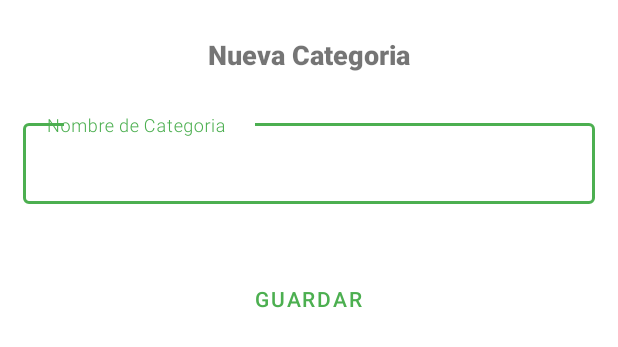
After one commit to Lexan92/APPTEA, an Android app: the layout activity_categoria_pictograma.xml on its own in the app's theme, with its tools: preview values and no code run, on a phone screen of 412 x 824 dp. The commit adds this screen. Shown: the top 347 px of the screen. Run offline under Robolectric (Android 15) with nearby library versions, the phone set to English and light mode, and no system bars.

Commit message:
Gestion Pictograma
Actualizacion de nueva categoria

```diff
--- a/app/src/main/AndroidManifest.xml
+++ b/app/src/main/AndroidManifest.xml
@@ -25,6 +25,9 @@
         <activity android:name=".ui.categoriahabilidadcotidiana.NuevaCategoriaDialog"
             android:theme="@android:style/Theme.Material.Light.Dialog.NoActionBar.MinWidth"
             />
+        <activity android:name=".ui.categoriapictograma.CategoriaNueva"
+            android:theme="@android:style/Theme.Material.Light.Dialog.NoActionBar.MinWidth"
+            />
 
     </application>
 
--- a/app/src/main/java/com/example/apptea/ui/categoriapictograma/CategoriaPictogramaAdapter.java
+++ b/app/src/main/java/com/example/apptea/ui/categoriapictograma/CategoriaPictogramaAdapter.java
@@ -54,7 +54,7 @@ public class CategoriaPictogramaAdapter extends RecyclerView.Adapter<CategoriaPi
             holder.categoriaItemView.setText(current.getCat_pictograma_nombre());
         } else {
             // Covers the case of data not being ready yet.
-            holder.categoriaItemView.setText("No existe ninguna categoria para habilidades cotidianas");
+            holder.categoriaItemView.setText("No existe ninguna categoria de pictogramas");
         }
     }
 
--- /dev/null
+++ b/app/src/main/res/layout/activity_categoria_pictograma.xml
@@ -0,0 +1,79 @@
+<?xml version="1.0" encoding="utf-8"?>
+<!--
+  ~ /*
+  ~ Nombre del Autor
+  ~ 18/05/2020
+  ~ pantalla de nueva categoria habilidad cotidiana
+  ~ */
+  ~
+  ~
+  -->
+
+<androidx.constraintlayout.widget.ConstraintLayout
+    xmlns:android="http://schemas.android.com/apk/res/android"
+     xmlns:app="http://schemas.android.com/apk/res-auto"
+    xmlns:tools="http://schemas.android.com/tools"
+    android:theme="@style/AppTheme"
+    android:layout_width="match_parent"
+    android:layout_height="match_parent"
+    app:strokeColor="@color/colorPrimaryDark"
+    >
+
+
+    <TextView
+        android:id="@+id/textView7"
+        android:layout_width="wrap_content"
+        android:layout_height="wrap_content"
+        android:layout_marginTop="24dp"
+        android:fontFamily="sans-serif-black"
+        android:text="@string/titulo_cat_hab_cot"
+        android:textSize="18sp"
+        app:layout_constraintEnd_toEndOf="parent"
+        app:layout_constraintStart_toStartOf="parent"
+        app:layout_constraintTop_toTopOf="parent" />
+
+    <com.google.android.material.textfield.TextInputLayout
+        android:id="@+id/edit_word_layout"
+        style="@style/Widget.MaterialComponents.TextInputLayout.OutlinedBox"
+        android:layout_width="match_parent"
+        android:layout_height="wrap_content"
+        android:layout_marginTop="28dp"
+        android:ems="15"
+        android:hint="@string/campo_nombre"
+        android:textSize="5sp"
+        app:layout_constraintTop_toBottomOf="@+id/textView7"
+        tools:layout_editor_absoluteX="178dp">
+
+        <com.google.android.material.textfield.TextInputEditText
+            android:id="@+id/edit_word"
+            android:layout_width="match_parent"
+            android:layout_height="match_parent"
+            android:layout_margin="15dp"
+            android:layout_marginStart="10dp"
+            android:layout_marginTop="164dp"
+            android:fontFamily="sans-serif-light"
+            android:inputType="textAutoComplete"
+            android:minHeight="15dp"
+            android:textSize="14sp"
+            app:layout_constraintStart_toStartOf="parent"
+            app:layout_constraintTop_toBottomOf="@+id/textView7" />
+
+    </com.google.android.material.textfield.TextInputLayout>
+
+    <com.google.android.material.button.MaterialButton
+        android:id="@+id/button_save"
+        style="?attr/borderlessButtonStyle"
+        android:layout_width="wrap_content"
+        android:layout_height="wrap_content"
+        android:layout_marginTop="24dp"
+        android:text="@string/button_save"
+        app:layout_constraintBottom_toBottomOf="parent"
+        app:layout_constraintEnd_toEndOf="parent"
+        app:layout_constraintHorizontal_bias="0.498"
+        app:layout_constraintStart_toStartOf="parent"
+        app:layout_constraintTop_toBottomOf="@+id/edit_word_layout"
+        app:layout_constraintVertical_bias="0.0"
+        tools:ignore="MissingConstraints" />
+
+
+</androidx.constraintlayout.widget.ConstraintLayout>
```
Also changed, not shown: app/src/main/java/com/example/apptea/ui/categoriapictograma/CategoriaNueva.java (added, +49 -0 lines), app/src/main/java/com/example/apptea/ui/categoriapictograma/CategoriaPictogramaFragment.java (+22 -0 lines), app/src/main/java/com/example/apptea/ui/pictograma/Detalle_Cada_Pictograma.java (added, +96 -0 lines), app/src/main/java/com/example/apptea/ui/pictograma/PictogramaAdapter.java (added, +82 -0 lines), app/src/main/java/com/example/apptea/ui/pictograma/PictogramaViewModel.java (added, +45 -0 lines), app/src/main/java/roomsqlite/dao/CategoriaPictogramaDAO.java (+13 -4 lines), app/src/main/java/roomsqlite/dao/PictogramaDAO.java (+8 -1 lines), app/src/main/java/roomsqlite/database/appDatabase.java (+23 -8 lines), app/src/main/java/roomsqlite/entidades/CategoriaPictograma.java (+19 -13 lines), app/src/main/java/roomsqlite/entidades/Pictograma.java (+39 -22 lines), app/src/main/java/roomsqlite/repositorios/CategoriaPictogramaRepository.java (+5 -4 lines), app/src/main/res/drawable/ic_add_black_24dp.xml (+10 -0 lines), app/src/main/res/drawable/ic_clear_black_24dp.xml (deleted, +0 -15 lines), app/src/main/res/layout/fragment_detalle_pictograma.xml (added, +26 -0 lines), 3 more files.
